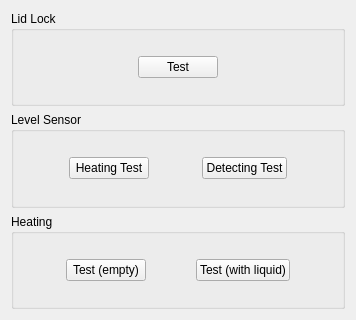
Old version of the form ServiceSW/Master/Components/Diagnostics/Forms/Retort.ui in the repository Liyezhong/Master.
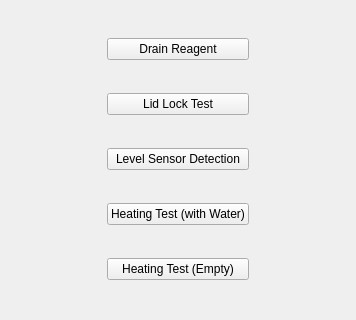
New version of the form.

Commit message: S:Update Diagnostics UI

Patch:
```diff
--- a/ServiceSW/Master/Components/Diagnostics/Forms/Retort.ui
+++ b/ServiceSW/Master/Components/Diagnostics/Forms/Retort.ui
@@ -13,171 +13,66 @@
   <property name="windowTitle">
    <string>Form</string>
   </property>
-  <layout class="QVBoxLayout" name="verticalLayout">
-   <item>
-    <widget class="QGroupBox" name="groupBox">
-     <property name="title">
-      <string>Lid Lock</string>
+  <layout class="QGridLayout" name="gridLayout">
+   <item row="5" column="1">
+    <widget class="QPushButton" name="testHeatingWithLiquid">
+     <property name="text">
+      <string>Heating Test (with Water)</string>
      </property>
-     <layout class="QHBoxLayout" name="horizontalLayout">
-      <item>
-       <spacer name="horizontalSpacer">
-        <property name="orientation">
-         <enum>Qt::Horizontal</enum>
-        </property>
-        <property name="sizeHint" stdset="0">
-         <size>
-          <width>40</width>
-          <height>20</height>
-         </size>
-        </property>
-       </spacer>
-      </item>
-      <item>
-       <widget class="QPushButton" name="testLidLock">
-        <property name="text">
-         <string>Test</string>
-        </property>
-       </widget>
-      </item>
-      <item>
-       <spacer name="horizontalSpacer_2">
-        <property name="orientation">
-         <enum>Qt::Horizontal</enum>
-        </property>
-        <property name="sizeHint" stdset="0">
-         <size>
-          <width>40</width>
-          <height>20</height>
-         </size>
-        </property>
-       </spacer>
-      </item>
-     </layout>
     </widget>
    </item>
-   <item>
-    <widget class="QGroupBox" name="groupBox_2">
-     <property name="title">
-      <string>Level Sensor</string>
+   <item row="1" column="1">
+    <widget class="QPushButton" name="testLidLock">
+     <property name="text">
+      <string>Lid Lock Test</string>
      </property>
-     <layout class="QHBoxLayout" name="horizontalLayout_2">
-      <item>
-       <spacer name="horizontalSpacer_4">
-        <property name="orientation">
-         <enum>Qt::Horizontal</enum>
-        </property>
-        <property name="sizeHint" stdset="0">
-         <size>
-          <width>40</width>
-          <height>20</height>
-         </size>
-        </property>
-       </spacer>
-      </item>
-      <item>
-       <widget class="QPushButton" name="testLevelSensorHeating">
-        <property name="text">
-         <string>Heating Test</string>
-        </property>
-       </widget>
-      </item>
-      <item>
-       <spacer name="horizontalSpacer_3">
-        <property name="orientation">
-         <enum>Qt::Horizontal</enum>
-        </property>
-        <property name="sizeHint" stdset="0">
-         <size>
-          <width>40</width>
-          <height>20</height>
-         </size>
-        </property>
-       </spacer>
-      </item>
-      <item>
-       <widget class="QPushButton" name="testLevelSensorDetecting">
-        <property name="text">
-         <string>Detecting Test</string>
-        </property>
-       </widget>
-      </item>
-      <item>
-       <spacer name="horizontalSpacer_5">
-        <property name="orientation">
-         <enum>Qt::Horizontal</enum>
-        </property>
-        <property name="sizeHint" stdset="0">
-         <size>
-          <width>40</width>
-          <height>20</height>
-         </size>
-        </property>
-       </spacer>
-      </item>
-     </layout>
     </widget>
    </item>
-   <item>
-    <widget class="QGroupBox" name="groupBox_3">
-     <property name="title">
-      <string>Heating</string>
+   <item row="5" column="2">
+    <spacer name="horizontalSpacer">
+     <property name="orientation">
+      <enum>Qt::Horizontal</enum>
      </property>
-     <layout class="QHBoxLayout" name="horizontalLayout_3">
-      <item>
-       <spacer name="horizontalSpacer_7">
-        <property name="orientation">
-         <enum>Qt::Horizontal</enum>
-        </property>
-        <property name="sizeHint" stdset="0">
-         <size>
-          <width>40</width>
-          <height>20</height>
-         </size>
-        </property>
-       </spacer>
-      </item>
-      <item>
-       <widget class="QPushButton" name="testHeatingEmpty">
-        <property name="text">
-         <string>Test (empty)</string>
-        </property>
-       </widget>
-      </item>
-      <item>
-       <spacer name="horizontalSpacer_6">
-        <property name="orientation">
-         <enum>Qt::Horizontal</enum>
-        </property>
-        <property name="sizeHint" stdset="0">
-         <size>
-          <width>40</width>
-          <height>20</height>
-         </size>
-        </property>
-       </spacer>
-      </item>
-      <item>
-       <widget class="QPushButton" name="testHeatingWithLiquid">
-        <property name="text">
-         <string>Test (with liquid)</string>
-        </property>
-       </widget>
-      </item>
-      <item>
-       <spacer name="horizontalSpacer_8">
-        <property name="orientation">
-         <enum>Qt::Horizontal</enum>
-        </property>
-        <property name="sizeHint" stdset="0">
-         <size>
-          <width>40</width>
-          <height>20</height>
-         </size>
-        </property>
-       </spacer>
-      </item>
-     </layout>
+     <property name="sizeHint" stdset="0">
+      <size>
+       <width>65</width>
+       <height>20</height>
+      </size>
+     </property>
+    </spacer>
+   </item>
+   <item row="6" column="1">
+    <widget class="QPushButton" name="testHeatingEmpty">
+     <property name="text">
+      <string>Heating Test (Empty)</string>
+     </property>
+    </widget>
+   </item>
+   <item row="5" column="0">
+    <spacer name="horizontalSpacer_2">
+     <property name="orientation">
+      <enum>Qt::Horizontal</enum>
+     </property>
+     <property name="sizeHint" stdset="0">
+      <size>
+       <width>66</width>
+       <height>20</height>
+      </size>
+     </property>
+    </spacer>
+   </item>
+   <item row="4" column="1">
+    <widget class="QPushButton" name="testLevelSensorDetecting">
+     <property name="text">
+      <string>Level Sensor Detection</string>
+     </property>
+    </widget>
+   </item>
+   <item row="0" column="1">
+    <widget class="QPushButton" name="testLevelSensorHeating">
+     <property name="text">
+      <string>Drain Reagent</string>
+     </property>
     </widget>
    </item>
   </layout>
```
The commit also changes 5 other files.
